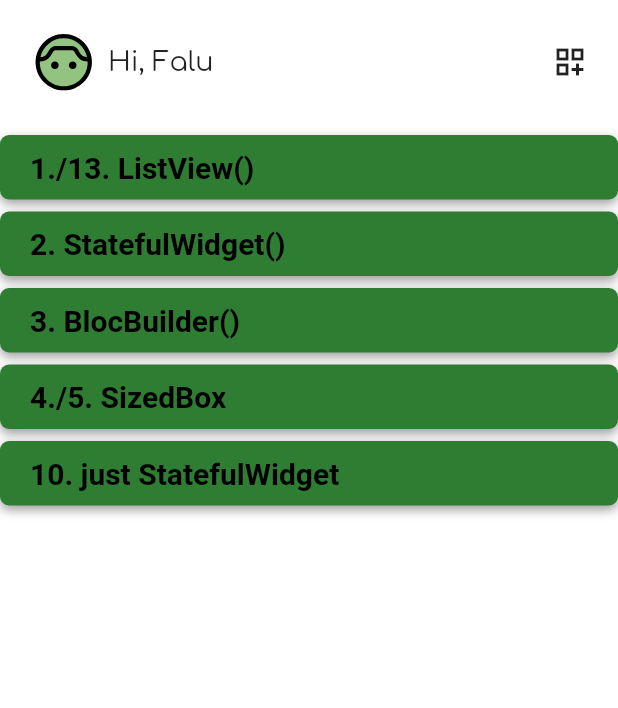
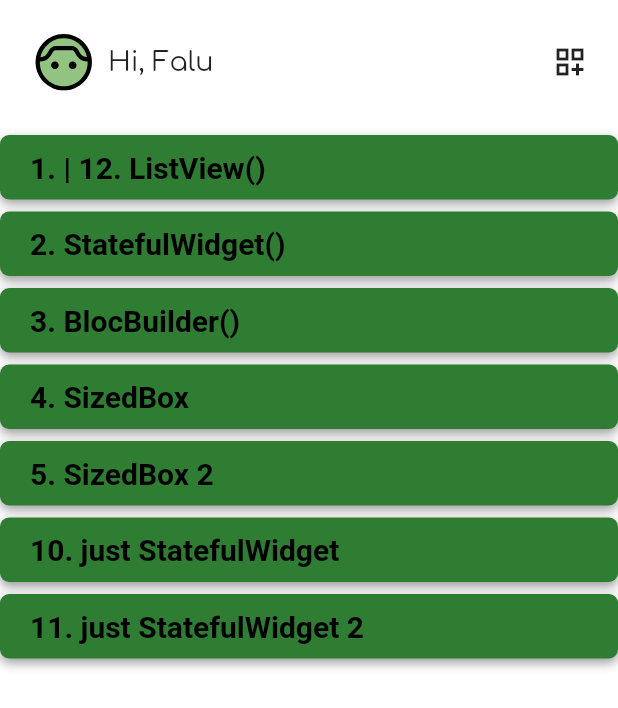
Before and after one commit to Falynsky/unclean_app, a Flutter app: the screen it shows after launch, on a phone screen of 412 x 824 dp. Shown: the top 708 px of the screen. Run offline on Flutter 3.47's test engine with Material 2 defaults, Android fonts, the phone set to English and light mode, and no system bars; our stand-ins replace bloc, equatable, flutter_bloc, flutter_svg, freezed_annotation, google_fonts.

Commit message:
dopisanie ostatnich badań przed rozpocząciem pisania pracy mgr

```diff
--- a/lib/enums/navigation_screens_enum.dart
+++ b/lib/enums/navigation_screens_enum.dart
@@ -4,5 +4,7 @@ enum NavigationScreens {
   statefulWidget,
   blocBuilder,
   sizedBox,
+  sizedBox2,
   justStatefulWidget,
+  justStatefulWidget2,
 }
--- a/lib/pages/home_page/home_page.dart
+++ b/lib/pages/home_page/home_page.dart
@@ -44,7 +44,7 @@ class _HomePageState extends State<HomePage> {
             child: ScreenButtonList(
               buttons: <Widget>[
                 ScreenButton(
-                  caption: '1./13. ListView()',
+                  caption: '1. | 12. ListView()',
                   onTap: () => navigationCubit.navigate(NavigationScreens.listView),
                 ),
                 ScreenButton(
@@ -56,12 +56,20 @@ class _HomePageState extends State<HomePage> {
                   onTap: () => navigationCubit.navigate(NavigationScreens.blocBuilder),
                 ),
                 ScreenButton(
-                  caption: '4./5. SizedBox',
+                  caption: '4. SizedBox',
                   onTap: () => navigationCubit.navigate(NavigationScreens.sizedBox),
+                ),
+                ScreenButton(
+                  caption: '5. SizedBox 2',
+                  onTap: () => navigationCubit.navigate(NavigationScreens.sizedBox2),
                 ),
                 ScreenButton(
                   caption: '10. just StatefulWidget',
                   onTap: () => navigationCubit.navigate(NavigationScreens.justStatefulWidget),
+                ),
+                ScreenButton(
+                  caption: '11. just StatefulWidget 2',
+                  onTap: () => navigationCubit.navigate(NavigationScreens.justStatefulWidget2),
                 ),
               ],
             ),
--- a/lib/pages/screen_resolver/screen_resolver.dart
+++ b/lib/pages/screen_resolver/screen_resolver.dart
@@ -6,8 +6,10 @@ import 'package:unclean_app/enums/navigation_screens_enum.dart';
 import 'package:unclean_app/pages/bloc_builder/bloc_builder_page.dart';
 import 'package:unclean_app/pages/home_page/home_page.dart';
 import 'package:unclean_app/pages/just_stateful_widget_page/just_stateful_widget_page.dart';
+import 'package:unclean_app/pages/just_stateful_widget_page_2/just_stateful_widget_page_2.dart';
 import 'package:unclean_app/pages/list_view_page/list_view_page.dart';
 import 'package:unclean_app/pages/sized_box_page/sized_box_page.dart';
+import 'package:unclean_app/pages/sized_box_page_2/sized_box_page_2.dart';
 import 'package:unclean_app/pages/stateful_widget_page/stateful_widget_page.dart';
 
 class ScreenResolver extends StatefulWidget {
@@ -48,8 +50,12 @@ class _ScreenResolverState extends State<ScreenResolver> {
             return const BlocBuilderPage();
           } else if (state.currentScreen == NavigationScreens.sizedBox) {
             return SizedBoxPage();
+          } else if (state.currentScreen == NavigationScreens.sizedBox2) {
+            return SizedBoxPage2();
           } else if (state.currentScreen == NavigationScreens.justStatefulWidget) {
             return const JustStatefulWidgetPage();
+          } else if (state.currentScreen == NavigationScreens.justStatefulWidget2) {
+            return const JustStatefulWidgetPage2();
           } else {
             return InkWell(
               onTap: () => navigationCubit.navigate(NavigationScreens.home),
```
Also changed, not shown: lib/pages/just_stateful_widget_page_2/just_stateful_widget_page_2.dart (added, +70 -0 lines), lib/pages/sized_box_page_2/sized_box_page_2.dart (added, +51 -0 lines).
